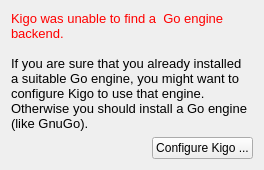
The window that src/gui/widgets/errorwidget.ui (KDE/kigo) describes before a commit, drawn with Qt 5.
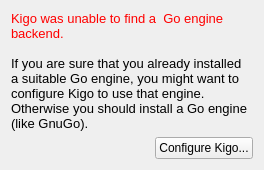
The same window after the commit. Custom widgets are drawn as their Qt base class.

Patch:
```diff
--- a/src/gui/widgets/errorwidget.ui
+++ b/src/gui/widgets/errorwidget.ui
@@ -46,7 +46,7 @@
      <item>
       <widget class="KPushButton" name="configureButton">
        <property name="text">
-        <string>Configure Kigo ...</string>
+        <string>Configure Kigo...</string>
        </property>
       </widget>
      </item>
```
